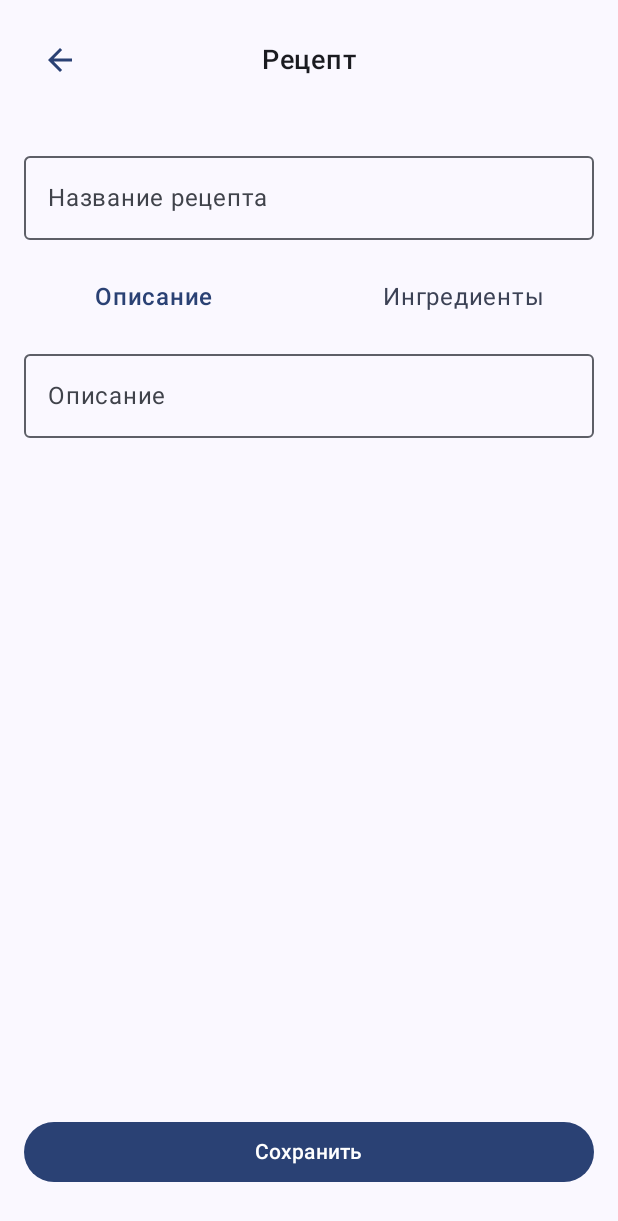
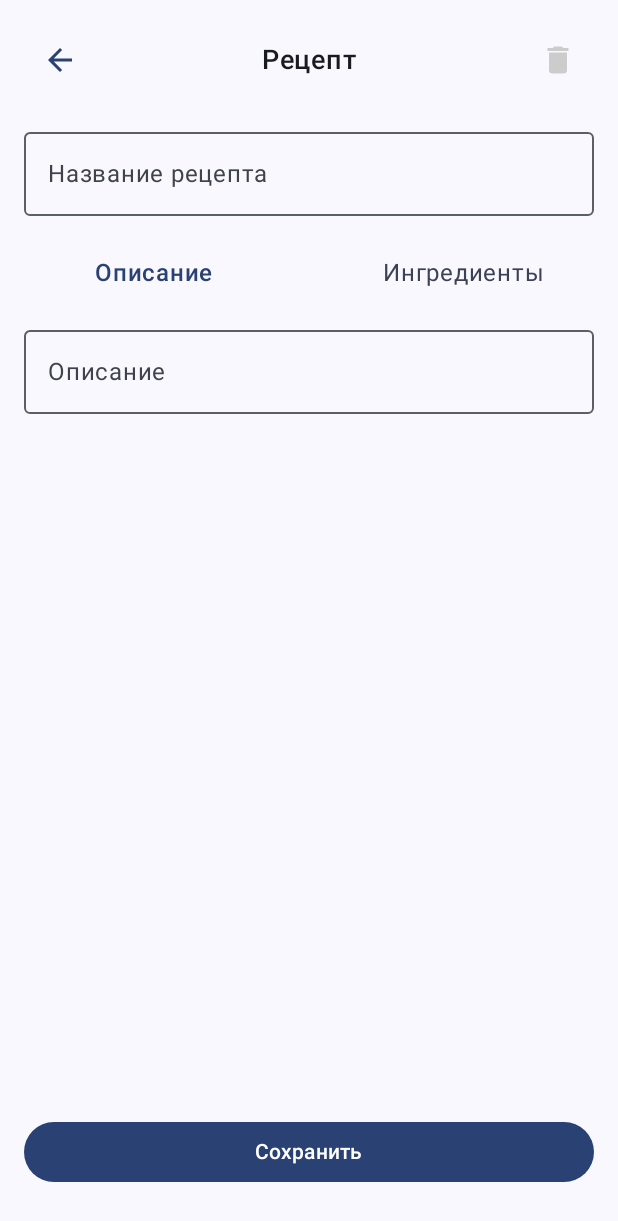
Before and after one commit to AnastasiaMiz/Yumifi1, an Android app built with Jetpack Compose: the ProductsView screen opened through its navigation route, after a tap on "Добавить рецепт", on a phone screen of 412 x 824 dp. Shown: the top 1221 px of the screen. Run offline under Robolectric (Android 15) with nearby library versions, the phone set to English and light mode, and no system bars; our stand-ins replace Dagger/Hilt's generated code, Room's generated code.

Commit message:
Фикс краша

```diff
--- a/app/src/main/java/com/example/yumifi1/features/recipe_details/interactor/RecipeRepository.kt
+++ b/app/src/main/java/com/example/yumifi1/features/recipe_details/interactor/RecipeRepository.kt
@@ -93,6 +93,10 @@ class RecipeRepository @Inject constructor(
             }
         }
 
+    suspend fun deleteRecipe(recipeId: Long) = withContext(Dispatchers.IO) {
+        recipeDao.deleteRecipe(recipeId)
+    }
+
     @Transaction
     suspend fun deleteIngredients(ingredientsId: List<Long>) = withContext(Dispatchers.IO) {
         ingredientsId.forEach { id ->
--- a/app/src/main/java/com/example/yumifi1/features/recipe_details/ui/RecipeDetailsView.kt
+++ b/app/src/main/java/com/example/yumifi1/features/recipe_details/ui/RecipeDetailsView.kt
@@ -1,5 +1,6 @@
 package com.example.yumifi1.features.recipe_details.ui
 
+import androidx.compose.foundation.layout.Arrangement
 import androidx.compose.foundation.layout.Box
 import androidx.compose.foundation.layout.Column
 import androidx.compose.foundation.layout.Row
@@ -10,6 +11,7 @@ import androidx.compose.foundation.layout.height
 import androidx.compose.foundation.layout.padding
 import androidx.compose.material.icons.Icons
 import androidx.compose.material.icons.automirrored.filled.ArrowBack
+import androidx.compose.material.icons.filled.Delete
 import androidx.compose.material3.Button
 import androidx.compose.material3.Icon
 import androidx.compose.material3.IconButton
@@ -25,6 +27,7 @@ import androidx.compose.runtime.remember
 import androidx.compose.runtime.setValue
 import androidx.compose.ui.Alignment
 import androidx.compose.ui.Modifier
+import androidx.compose.ui.graphics.Color
 import androidx.compose.ui.res.stringResource
 import androidx.compose.ui.text.font.FontWeight
 import androidx.compose.ui.text.input.VisualTransformation
@@ -45,6 +48,8 @@ fun RecipeDetailsView(
     back: () -> Unit,
     openNextView: (Screen) -> Unit,
 ) {
+    val state by viewModel.state.collectAsState()
+
     LaunchedEffect(Unit) {
         viewModel.event.collect { event ->
             when(event) {
@@ -56,8 +61,16 @@ fun RecipeDetailsView(
     Column(
         modifier = Modifier.fillMaxSize(),
     ) {
-        ToolbarComponent { back() }
+        ToolbarComponent(
+            state = state,
+            back = back,
+            onDeleteClicked = {
+                viewModel.onDeleteClicked()
+                back()
+            }
+        )
         ContentComponent(
+            state = state,
             viewModel = viewModel,
             openNextView = openNextView,
         )
@@ -66,12 +79,17 @@ fun RecipeDetailsView(
 
 @Composable
 private fun ToolbarComponent(
+    state: RecipeDetailsState,
     back: () -> Unit,
+    onDeleteClicked: () -> Unit,
 ) {
-    Box(
+    Row(
+        verticalAlignment = Alignment.CenterVertically,
+        horizontalArrangement = Arrangement.SpaceBetween,
         modifier = Modifier
             .fillMaxWidth()
-            .padding(16.dp)
+            .padding(horizontal = 16.dp)
+            .padding(top = 16.dp)
     ) {
         IconButton(
             onClick = { back() }
@@ -86,20 +104,30 @@ private fun ToolbarComponent(
             text = stringResource(id = R.string.recipe_details_title),
             fontSize = 18.sp,
             fontWeight = FontWeight.Medium,
-            modifier = Modifier.align(
-                alignment = Alignment.Center,
+        )
+        IconButton(
+            enabled = state.recipe.id != null,
+            onClick = { onDeleteClicked() }
+        ) {
+            Icon(
+                imageVector = Icons.Default.Delete,
+                tint = if (state.recipe.id == null) {
+                    Color.LightGray
+                } else {
+                    MaterialTheme.colorScheme.primary
+                },
+                contentDescription = null,
             )
-        )
+        }
     }
 }
 
 @Composable
 private fun ContentComponent(
+    state: RecipeDetailsState,
     viewModel: RecipeDetailsViewModel,
     openNextView: (Screen) -> Unit,
 ) {
-    val state by viewModel.state.collectAsState()
-
     Column(
         modifier = Modifier
             .fillMaxSize()
```
Also changed, not shown: app/src/main/java/com/example/yumifi1/features/recipe_details/ui/RecipeDetailsViewModel.kt (+13 -1 lines).
